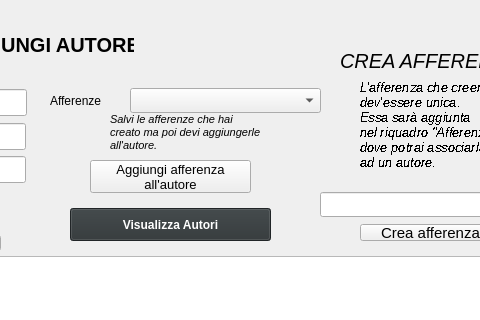
This is Progetto/mainwindow.ui in Fappio97/ProjectPO as Qt 5 draws it before an edit; both pictures show x 220 to 700 and y 0 to 320 of the 800 by 606 pixel window. The edited form follows.
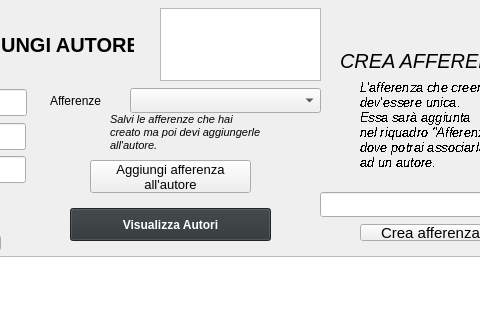
This is the edited form. The open tabs and pages were chosen to show the change.

Commit message: Radicale cambiamento da ComboBox to ListWidget

```diff
--- a/Progetto/mainwindow.ui
+++ b/Progetto/mainwindow.ui
@@ -545,6 +545,19 @@
        <string>Svuota Autori</string>
       </property>
      </widget>
+     <widget class="QListWidget" name="ListaAfferenze">
+      <property name="geometry">
+       <rect>
+        <x>380</x>
+        <y>8</y>
+        <width>161</width>
+        <height>73</height>
+       </rect>
+      </property>
+      <property name="selectionMode">
+       <enum>QAbstractItemView::MultiSelection</enum>
+      </property>
+     </widget>
     </widget>
     <widget class="QWidget" name="PaginaConferenze">
      <widget class="QLineEdit" name="NomeInput_2">
```
Left out of the diff: 5 changed lines with no effect on the pictures. The commit also changes 9 other files.
